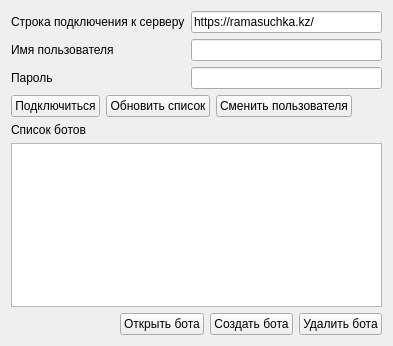
cuttlesystems/simplegram, file desktop_constructor_app/constructor_app/widgets/login_form.ui: the form before one commit.
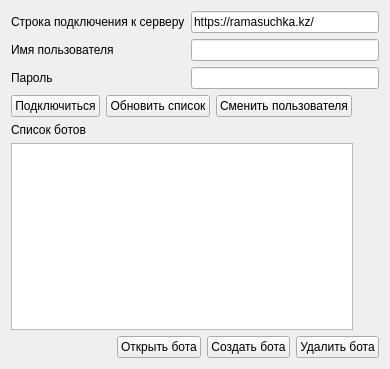
The form after the commit.

Diff of the .ui file:
```diff
--- a/desktop_constructor_app/constructor_app/widgets/login_form.ui
+++ b/desktop_constructor_app/constructor_app/widgets/login_form.ui
@@ -6,14 +6,14 @@
    <rect>
     <x>0</x>
     <y>0</y>
-    <width>393</width>
-    <height>346</height>
+    <width>390</width>
+    <height>369</height>
    </rect>
   </property>
   <property name="windowTitle">
    <string>Подключение к конструктору ботов Cuttle Systems</string>
   </property>
-  <layout class="QVBoxLayout" name="verticalLayout">
+  <layout class="QVBoxLayout" name="verticalLayout_2">
    <item>
     <layout class="QFormLayout" name="formLayout">
      <item row="0" column="0">
@@ -102,7 +102,38 @@
     </widget>
    </item>
    <item>
-    <widget class="QListWidget" name="bot_list_widget"/>
+    <layout class="QHBoxLayout" name="horizontalLayout_3">
+     <item>
+      <widget class="QListWidget" name="bot_list_widget"/>
+     </item>
+     <item>
+      <layout class="QVBoxLayout" name="verticalLayout">
+       <item>
+        <widget class="QLabel" name="cuttle_systems_logo_label">
+         <property name="text">
+          <string/>
+         </property>
+         <property name="scaledContents">
+          <bool>true</bool>
+         </property>
+        </widget>
+       </item>
+       <item>
+        <spacer name="verticalSpacer">
+         <property name="orientation">
+          <enum>Qt::Vertical</enum>
+         </property>
+         <property name="sizeHint" stdset="0">
+          <size>
+           <width>20</width>
+           <height>40</height>
+          </size>
+         </property>
+        </spacer>
+       </item>
+      </layout>
+     </item>
+    </layout>
    </item>
    <item>
     <layout class="QHBoxLayout" name="horizontalLayout">
```
